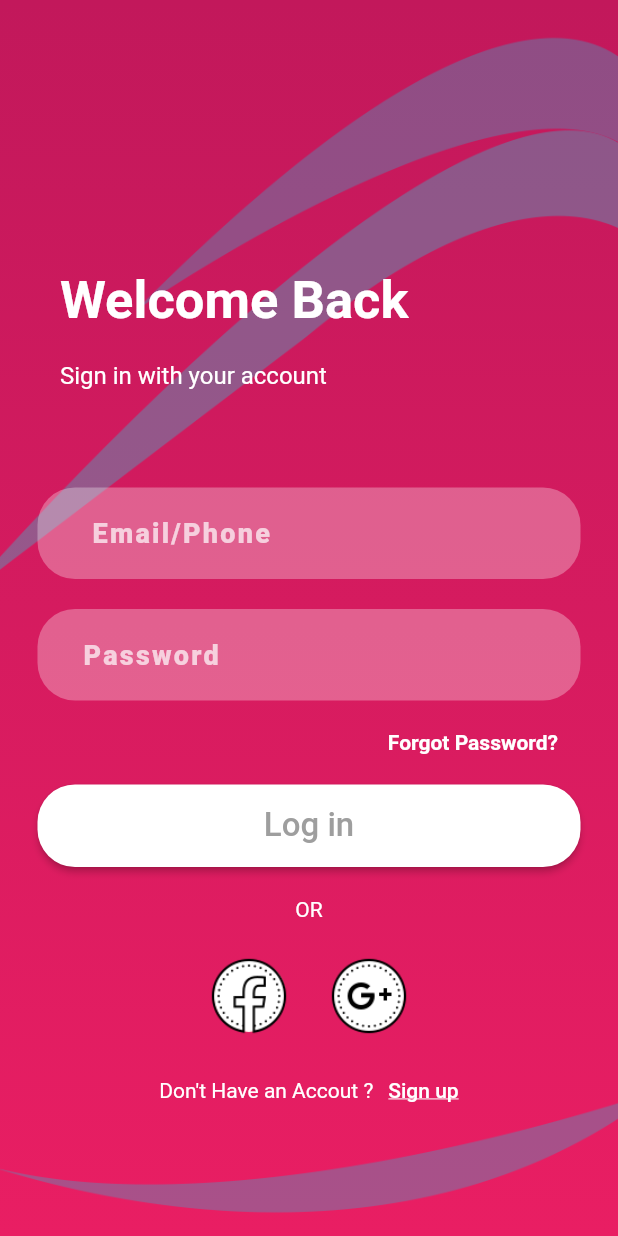
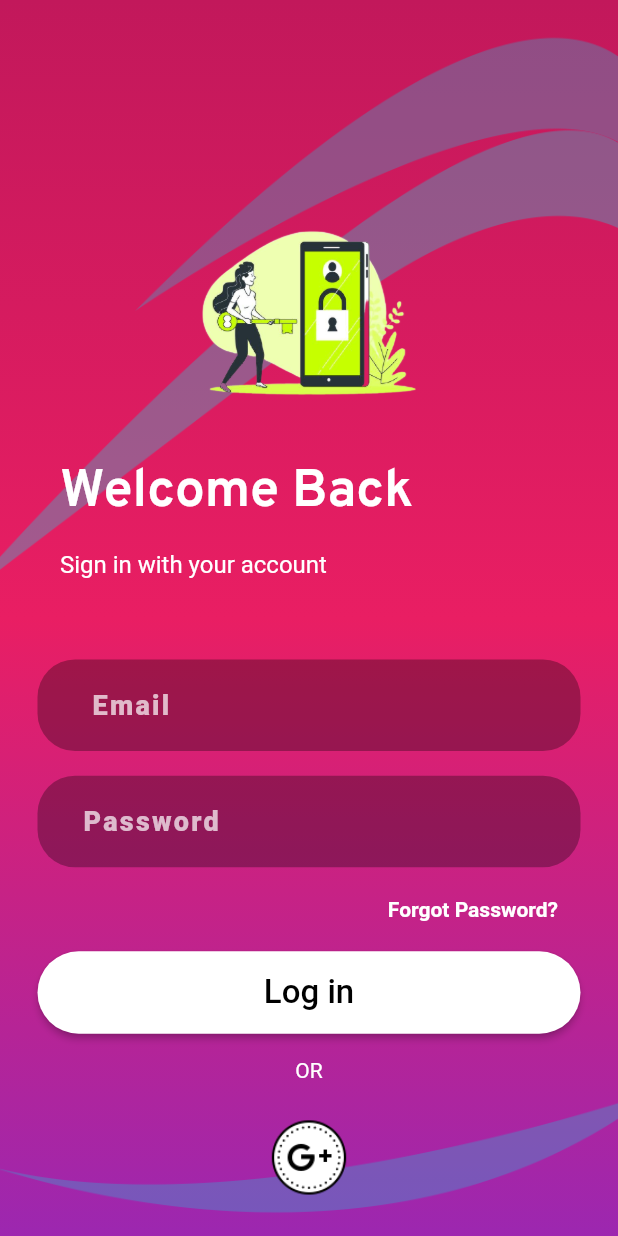
Before and after one commit to ebuddiess/strayHunger, a Flutter app: the screen it shows after launch, after a tap on "Skip", on a phone screen of 412 x 824 dp. Run offline on Flutter 3.47's test engine with Material 2 defaults, Android fonts, the phone set to English and light mode, and no system bars; our stand-ins replace flutter_svg.

Commit message:
signup login done buttion functionality missing

```diff
--- a/lib/screens/authScreens/loginScreen.dart
+++ b/lib/screens/authScreens/loginScreen.dart
@@ -2,27 +2,38 @@ import 'dart:ui';
 
 import 'package:flutter/material.dart';
 import 'package:minor/screens/authScreens/signupScreen.dart';
+import 'package:minor/utility/color_manager.dart';
+import 'package:minor/utility/my_navigator.dart';
 import 'package:minor/widgets/customTextField.dart';
 
 class Loginscreen extends StatelessWidget {
   @override
   Widget build(BuildContext context) {
     return Scaffold(
-      resizeToAvoidBottomInset: false,
-      body: Container(
+      body: SingleChildScrollView(
+        child: Container(
+          height: MediaQuery.of(context).size.height,
           decoration: BoxDecoration(
             image: DecorationImage(
                 image: AssetImage('assets/background.png'), fit: BoxFit.cover),
             gradient: LinearGradient(colors: [
+              Colors.purple,
               Theme.of(context).primaryColor,
-            Theme.of(context).accentColor
+              Theme.of(context).accentColor,
             ], begin: Alignment.bottomCenter, end: Alignment.topCenter),
           ),
           child: Center(
             child: Column(
               children: <Widget>[
                 SizedBox(
-                height: 180,
+                  height: MediaQuery.of(context).size.height * 0.15,
+                ),
+                Container(
+                  margin: EdgeInsets.only(bottom: 10),
+                  height: MediaQuery.of(context).size.height * 0.210,
+                  child: Image.asset(
+                    'assets/signin.png',
+                  ),
                 ),
                 Row(
                   children: <Widget>[
@@ -33,13 +44,14 @@ class Loginscreen extends StatelessWidget {
                       'Welcome Back',
                       style: TextStyle(
                           color: Colors.white,
+                          fontFamily: ColorManager.kTitleStyle.fontFamily,
                           fontWeight: FontWeight.bold,
                           fontSize: 35),
                     ),
                   ],
                 ),
                 SizedBox(
-                height: 20,
+                  height: MediaQuery.of(context).size.height * 0.02,
                 ),
                 Row(
                   children: <Widget>[
@@ -53,14 +65,14 @@ class Loginscreen extends StatelessWidget {
                   ],
                 ),
                 SizedBox(
-                height: 65,
+                  height: MediaQuery.of(context).size.height * 0.065,
                 ),
                 CustomTextField(
                   issecured: false,
-                hint: '    Email/Phone',
+                  hint: '    Email',
                 ),
                 SizedBox(
-                height: 20,
+                  height: MediaQuery.of(context).size.height * 0.02,
                 ),
                 CustomTextField(
                   hint: '   Password',
@@ -100,14 +112,14 @@ class Loginscreen extends StatelessWidget {
                         onPressed: () {},
                         child: Text(
                           'Log in',
-                        style: TextStyle(color: Colors.grey, fontSize: 22),
+                          style: TextStyle(color: Colors.black, fontSize: 22),
                         ),
                         shape: RoundedRectangleBorder(
-                          borderRadius: BorderRadius.circular(25)),
+                            borderRadius: BorderRadius.circular(30)),
                       )),
                 ),
                 SizedBox(
-                height: 20,
+                  height: MediaQuery.of(context).size.height * 0.02,
                 ),
                 Center(
                   child: Text(
@@ -123,22 +135,18 @@ class Loginscreen extends StatelessWidget {
                   child: Row(
                     mainAxisAlignment: MainAxisAlignment.center,
                     children: <Widget>[
-                    Image(image: AssetImage('assets/fb.png')),
-                    SizedBox(
-                      width: 20,
-                    ),
                       Image(image: AssetImage('assets/google.png'))
                     ],
                   ),
                 ),
                 SizedBox(
-                height: 25,
+                  height: MediaQuery.of(context).size.height * 0.025,
                 ),
                 Row(
                   mainAxisAlignment: MainAxisAlignment.center,
                   children: <Widget>[
                     Text(
-                    "Don't Have an Accout ?",
+                      "Don't Have an Account ?",
                       style: TextStyle(color: Colors.white),
                     ),
                     SizedBox(
@@ -146,8 +154,7 @@ class Loginscreen extends StatelessWidget {
                     ),
                     GestureDetector(
                       onTap: () {
-                      Navigator.push(context,
-                          MaterialPageRoute(builder: (ctx) => SignUpScreen()));
+                        MyNavigator.goToSignUP(context);
                       },
                       child: Text(
                         'Sign up',
@@ -163,6 +170,7 @@ class Loginscreen extends StatelessWidget {
             ),
           ),
         ),
+      ),
     );
   }
 }
--- a/lib/screens/splash_screen.dart
+++ b/lib/screens/splash_screen.dart
@@ -50,7 +50,7 @@ class _SplashScreenState extends State<SplashScreen> {
                   ),
                   SizedBox(height: 10),
                   Text(
-                    'Feeding the hunger ...',
+                    'Feeding the hungry ...',
                     softWrap: true,
                     textAlign: TextAlign.center,
                     style: TextStyle(
--- a/lib/widgets/customTextField.dart
+++ b/lib/widgets/customTextField.dart
@@ -28,7 +28,7 @@ class CustomTextField extends StatelessWidget {
               filled: true,
               hoverColor: Colors.transparent,
               focusColor: Colors.transparent,
-              fillColor: Colors.white.withOpacity(.3),
+              fillColor: Colors.black.withOpacity(.3),
               border: OutlineInputBorder(
                 borderSide: BorderSide(color: Colors.transparent),
                 borderRadius: BorderRadius.circular(25),
```
Also changed, not shown: lib/screens/authScreens/signupScreen.dart (+27 -23 lines), assets/signin.png (added), assets/signup.png (added). Lines whose indentation alone changed are shown as unchanged.
